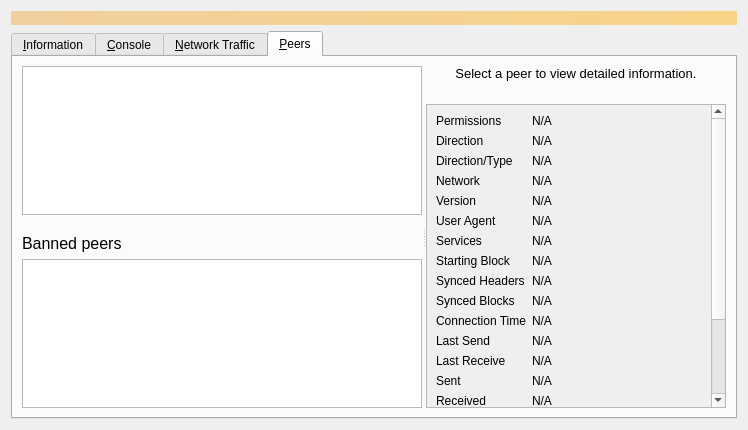
Above: src/qt/forms/debugwindow.ui from pocketnetteam/pocketnet.core before the change. Below: the same form after it.
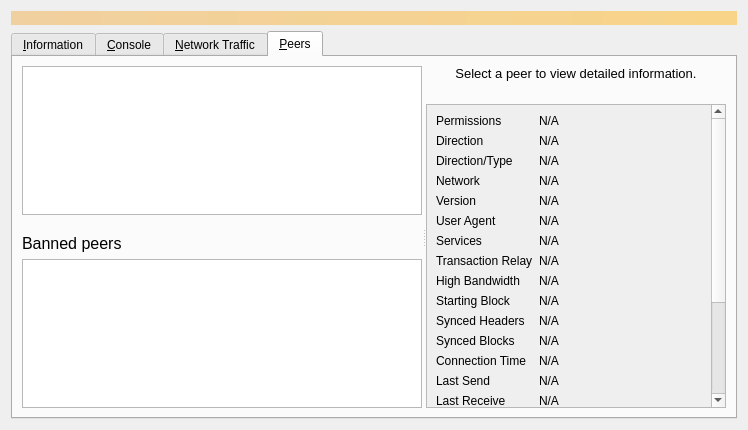
That is the form after the change. The open tabs and pages were chosen to show the change. Icons and pictures are not drawn. Custom widgets are drawn as their Qt base class.

Commit message: qt: Call setParent() in the parent's context (backported from bitcoin/bitcoin#18948) gui: Display fRelayTxes and bip152_highbandwidth_{to, from} in peer details (backported from bitcoin-core/gui#206) gui: Handle exceptions instead of crash (backported from bitcoin-core/gui#260) gui: Keep PocketnetCore in main gui thread (backported from bitcoin-core/gui#434)

```diff
--- a/src/qt/forms/debugwindow.ui
+++ b/src/qt/forms/debugwindow.ui
@@ -1247,13 +1247,65 @@
                 </widget>
                </item>
                <item row="7" column="0">
+                <widget class="QLabel" name="peerRelayTxesLabel">
+                 <property name="toolTip">
+                  <string>Whether we relay transactions to this peer.</string>
+                 </property>
+                 <property name="text">
+                  <string>Transaction Relay</string>
+                 </property>
+                </widget>
+               </item>
+               <item row="7" column="1">
+                <widget class="QLabel" name="peerRelayTxes">
+                 <property name="cursor">
+                  <cursorShape>IBeamCursor</cursorShape>
+                 </property>
+                 <property name="text">
+                  <string>N/A</string>
+                 </property>
+                 <property name="textFormat">
+                  <enum>Qt::PlainText</enum>
+                 </property>
+                 <property name="textInteractionFlags">
+                  <set>Qt::LinksAccessibleByMouse|Qt::TextSelectableByKeyboard|Qt::TextSelectableByMouse</set>
+                 </property>
+                </widget>
+               </item>
+               <item row="8" column="0">
+                <widget class="QLabel" name="peerHighBandwidthLabel">
+                 <property name="toolTip">
+                  <string>High bandwidth BIP152 compact block relay: %1</string>
+                 </property>
+                 <property name="text">
+                  <string>High Bandwidth</string>
+                 </property>
+                </widget>
+               </item>
+               <item row="8" column="1">
+                <widget class="QLabel" name="peerHighBandwidth">
+                 <property name="cursor">
+                  <cursorShape>IBeamCursor</cursorShape>
+                 </property>
+                 <property name="text">
+                  <string>N/A</string>
+                 </property>
+                 <property name="textFormat">
+                  <enum>Qt::PlainText</enum>
+                 </property>
+                 <property name="textInteractionFlags">
+                  <set>Qt::LinksAccessibleByMouse|Qt::TextSelectableByKeyboard|Qt::TextSelectableByMouse</set>
+                 </property>
+                </widget>
+               </item>
+               <item row="9" column="0">
                 <widget class="QLabel" name="label_29">
                  <property name="text">
                   <string>Starting Block</string>
                  </property>
                 </widget>
                </item>
-               <item row="7" column="1">
+               <item row="9" column="1">
                 <widget class="QLabel" name="peerHeight">
                  <property name="cursor">
                   <cursorShape>IBeamCursor</cursorShape>
@@ -1269,14 +1321,14 @@
                  </property>
                 </widget>
                </item>
-               <item row="8" column="0">
+               <item row="10" column="0">
                 <widget class="QLabel" name="label_27">
                  <property name="text">
                   <string>Synced Headers</string>
                  </property>
                 </widget>
                </item>
-               <item row="8" column="1">
+               <item row="10" column="1">
                 <widget class="QLabel" name="peerSyncHeight">
                  <property name="cursor">
                   <cursorShape>IBeamCursor</cursorShape>
@@ -1292,14 +1344,14 @@
                  </property>
                 </widget>
                </item>
-               <item row="9" column="0">
+               <item row="11" column="0">
                 <widget class="QLabel" name="label_25">
                  <property name="text">
                   <string>Synced Blocks</string>
                  </property>
                 </widget>
                </item>
-               <item row="9" column="1">
+               <item row="11" column="1">
                 <widget class="QLabel" name="peerCommonHeight">
                  <property name="cursor">
                   <cursorShape>IBeamCursor</cursorShape>
@@ -1315,14 +1367,14 @@
                  </property>
                 </widget>
                </item>
-               <item row="10" column="0">
+               <item row="12" column="0">
                 <widget class="QLabel" name="label_22">
                  <property name="text">
                   <string>Connection Time</string>
                  </property>
                 </widget>
                </item>
-               <item row="10" column="1">
+               <item row="12" column="1">
                 <widget class="QLabel" name="peerConnTime">
                  <property name="cursor">
                   <cursorShape>IBeamCursor</cursorShape>
@@ -1338,14 +1390,14 @@
                  </property>
                 </widget>
                </item>
-               <item row="11" column="0">
+               <item row="13" column="0">
                 <widget class="QLabel" name="label_15">
                  <property name="text">
                   <string>Last Send</string>
                  </property>
                 </widget>
                </item>
-               <item row="11" column="1">
+               <item row="13" column="1">
                 <widget class="QLabel" name="peerLastSend">
                  <property name="cursor">
                   <cursorShape>IBeamCursor</cursorShape>
@@ -1361,14 +1413,14 @@
                  </property>
                 </widget>
                </item>
-               <item row="12" column="0">
+               <item row="14" column="0">
                 <widget class="QLabel" name="label_19">
                  <property name="text">
                   <string>Last Receive</string>
                  </property>
                 </widget>
                </item>
-               <item row="12" column="1">
+               <item row="14" column="1">
                 <widget class="QLabel" name="peerLastRecv">
                  <property name="cursor">
                   <cursorShape>IBeamCursor</cursorShape>
@@ -1384,14 +1436,14 @@
                  </property>
                 </widget>
                </item>
-               <item row="13" column="0">
+               <item row="15" column="0">
                 <widget class="QLabel" name="label_18">
                  <property name="text">
                   <string>Sent</string>
                  </property>
                 </widget>
                </item>
-               <item row="13" column="1">
+               <item row="15" column="1">
                 <widget class="QLabel" name="peerBytesSent">
                  <property name="cursor">
                   <cursorShape>IBeamCursor</cursorShape>
@@ -1407,14 +1459,14 @@
                  </property>
                 </widget>
                </item>
-               <item row="14" column="0">
+               <item row="16" column="0">
                 <widget class="QLabel" name="label_20">
                  <property name="text">
                   <string>Received</string>
                  </property>
                 </widget>
                </item>
-               <item row="14" column="1">
+               <item row="16" column="1">
                 <widget class="QLabel" name="peerBytesRecv">
                  <property name="cursor">
                   <cursorShape>IBeamCursor</cursorShape>
@@ -1430,14 +1482,14 @@
                  </property>
                 </widget>
                </item>
-               <item row="15" column="0">
+               <item row="17" column="0">
                 <widget class="QLabel" name="label_26">
                  <property name="text">
                   <string>Ping Time</string>
                  </property>
                 </widget>
                </item>
-               <item row="15" column="1">
+               <item row="17" column="1">
                 <widget class="QLabel" name="peerPingTime">
                  <property name="cursor">
                   <cursorShape>IBeamCursor</cursorShape>
@@ -1453,7 +1505,7 @@
                  </property>
                 </widget>
                </item>
-               <item row="16" column="0">
+               <item row="18" column="0">
                 <widget class="QLabel" name="peerPingWaitLabel">
                  <property name="toolTip">
                   <string>The duration of a currently outstanding ping.</string>
@@ -1463,7 +1515,7 @@
                  </property>
                 </widget>
                </item>
-               <item row="16" column="1">
+               <item row="18" column="1">
                 <widget class="QLabel" name="peerPingWait">
                  <property name="cursor">
                   <cursorShape>IBeamCursor</cursorShape>
@@ -1479,14 +1531,14 @@
                  </property>
                 </widget>
                </item>
-               <item row="17" column="0">
+               <item row="19" column="0">
                 <widget class="QLabel" name="peerMinPingLabel">
                  <property name="text">
                   <string>Min Ping</string>
                  </property>
                 </widget>
                </item>
-               <item row="17" column="1">
+               <item row="19" column="1">
                 <widget class="QLabel" name="peerMinPing">
                  <property name="cursor">
                   <cursorShape>IBeamCursor</cursorShape>
@@ -1502,14 +1554,14 @@
                  </property>
                 </widget>
                </item>
-               <item row="18" column="0">
+               <item row="20" column="0">
                 <widget class="QLabel" name="label_timeoffset">
                  <property name="text">
                   <string>Time Offset</string>
                  </property>
                 </widget>
                </item>
-               <item row="18" column="1">
+               <item row="20" column="1">
                 <widget class="QLabel" name="timeoffset">
                  <property name="cursor">
                   <cursorShape>IBeamCursor</cursorShape>
@@ -1525,7 +1577,7 @@
                  </property>
                 </widget>
                </item>
-               <item row="19" column="0">
+               <item row="21" column="0">
                 <widget class="QLabel" name="peerMappedASLabel">
                  <property name="toolTip">
                   <string>The mapped Autonomous System used for diversifying peer selection.</string>
@@ -1535,7 +1587,7 @@
                  </property>
                 </widget>
                </item>
-               <item row="19" column="1">
+               <item row="21" column="1">
                 <widget class="QLabel" name="peerMappedAS">
                  <property name="cursor">
                   <cursorShape>IBeamCursor</cursorShape>
@@ -1551,7 +1603,7 @@
                  </property>
                 </widget>
                </item>
-               <item row="20" column="0">
+               <item row="22" column="0">
                 <spacer name="verticalSpacer_3">
                  <property name="orientation">
                   <enum>Qt::Vertical</enum>
```
The commit also changes 14 other files.
